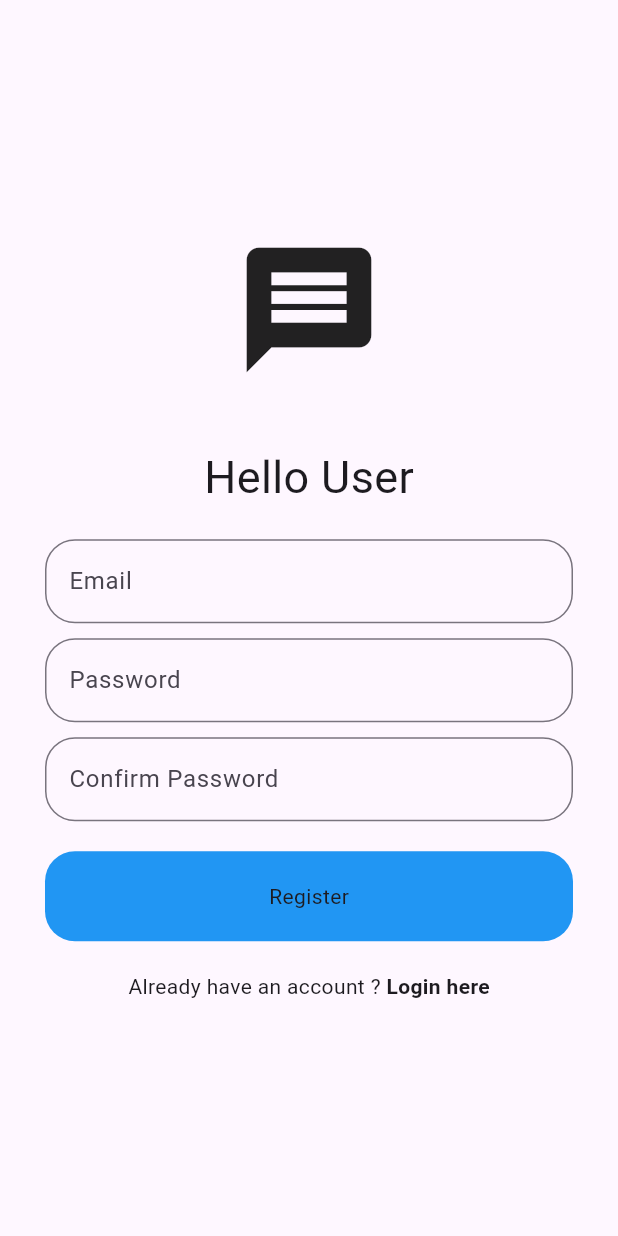
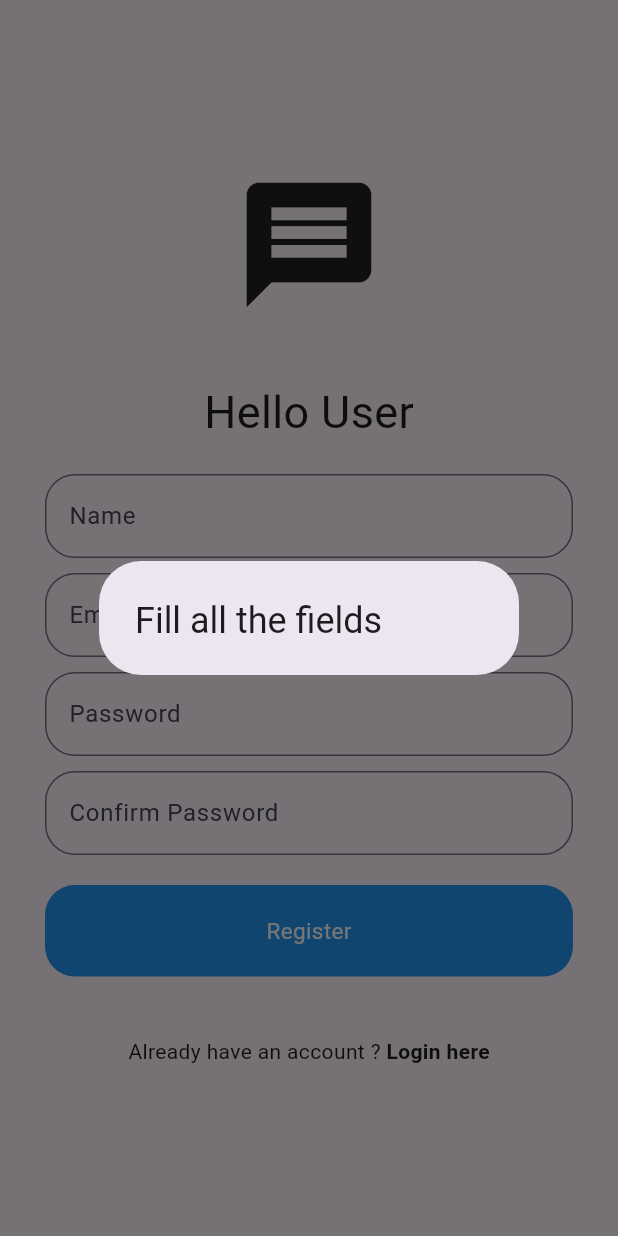
Before and after one commit to sahil-ingle/chat_app, a Flutter app: the screen it shows after launch, after a tap on "Register here", after a tap on "Register", on a phone screen of 412 x 824 dp. Run offline on Flutter 3.47's test engine with Material 3 defaults, Android fonts, the phone set to English and light mode, and no system bars; our stand-ins replace cloud_firestore, firebase_auth, firebase_core, loading_animation_widget; accounts and stored records are empty; generated files the repository leaves out were written again; network calls fail.

Commit message:
update 2

```diff
--- a/lib/components/my_button.dart
+++ b/lib/components/my_button.dart
@@ -16,7 +16,7 @@ class MyButton extends StatelessWidget {
         ),
         padding: const EdgeInsets.symmetric(vertical: 20),
         margin: const EdgeInsets.symmetric(horizontal: 30),
-        child: Center(child: Text(text)),
+        child: Center(child: Text(text, style: const TextStyle(color: Colors.white, fontSize: 15))),
 
 
       ),
--- a/lib/pages/home_page.dart
+++ b/lib/pages/home_page.dart
@@ -57,8 +57,8 @@ Widget _buildUserListItem(
   Map<String,dynamic>userData, BuildContext context
 ){
   if (userData["email"] != _authServices.getCurrentUser()!.email){
-    return UserTile(text: userData["email"], onTap: (){
-      Navigator.push(context, MaterialPageRoute(builder: (context) => ChatPage(receiverEmail: userData["email"],receiverID: userData['uid'],)),
+    return UserTile(text: userData["name"], onTap: (){
+      Navigator.push(context, MaterialPageRoute(builder: (context) => ChatPage(receiverEmail: userData["name"],receiverID: userData['uid'],)),
     );
     }
     );
--- a/lib/pages/register_page.dart
+++ b/lib/pages/register_page.dart
@@ -1,25 +1,63 @@
+import 'package:chat_app/components/my_loading_indicator.dart';
 import 'package:chat_app/services/auth/auth_service.dart';
 import 'package:chat_app/components/my_button.dart';
 import 'package:chat_app/components/my_textfield.dart';
 import 'package:flutter/material.dart';
 
-class RegisterPage extends StatelessWidget {
-  final TextEditingController _emailController = TextEditingController();
-  final TextEditingController _passwordController = TextEditingController();
-  final TextEditingController _confirmPasswordController = TextEditingController();
-
+class RegisterPage extends StatefulWidget {
   final void Function()? onTap;
 
   RegisterPage({super.key, required this.onTap});
 
-  void register(BuildContext context){
+  @override
+  State<RegisterPage> createState() => _RegisterPageState();
+}
+
+class _RegisterPageState extends State<RegisterPage> {
+  final TextEditingController _emailController = TextEditingController();
+
+  final TextEditingController _passwordController = TextEditingController();
+
+  final TextEditingController _confirmPasswordController = TextEditingController();
+
+  final TextEditingController _nameController = TextEditingController();
+
+  bool loading = false;
+
+  Future<void> register(BuildContext context) async {
+    setState(() {
+        loading = true;
+      });
       final _auth = AuthService();
+
+      if (_emailController.text.isEmpty & _passwordController.text.isEmpty & _nameController.text.isEmpty){
+          showDialog(context: context, builder: (context) =>
+            const AlertDialog(
+                title: Text(
+                  "Fill all the fields"
+                )
+              )
+          );
+          setState(() {
+        loading = false;
+      });
+
+      }else{
+
 
       //signup
       if (_passwordController.text == _confirmPasswordController.text){
         try{
-          _auth.signUpWithEmailPassword(_emailController.text, _passwordController.text);
+          await Future.wait([
+          _auth.signUpWithEmailPassword(_emailController.text, _nameController.text, _passwordController.text)
+          ]);
+          setState(() {
+        loading = false;
+      });
         }catch (e){
+          setState(() {
+        loading = false;
+      });
           showDialog(context: context, builder: (context) =>
             AlertDialog(
               title: Text(
@@ -29,6 +67,9 @@ class RegisterPage extends StatelessWidget {
             );
         }
       }else{
+        setState(() {
+        loading = false;
+      });
         showDialog(context: context, builder: (context) =>
        const AlertDialog(
         title: Text(
@@ -36,6 +77,7 @@ class RegisterPage extends StatelessWidget {
         )
        )
       );
+      }
       }
 
    }
@@ -58,6 +100,13 @@ class RegisterPage extends StatelessWidget {
 
               const SizedBox(height: 20,),
 
+              MyTextField(
+                hintText: "Name",
+                obscureText: false,
+                controller: _nameController,
+              ),
+
+              const SizedBox(height: 10,),
 
               MyTextField(
                 hintText: "Email",
@@ -82,6 +131,7 @@ class RegisterPage extends StatelessWidget {
                 controller: _confirmPasswordController,
               ),
 
+
               const SizedBox(height: 20,),
 
               MyButton(
@@ -91,12 +141,16 @@ class RegisterPage extends StatelessWidget {
 
               const SizedBox(height: 20,),
 
+              loading ? const MyLoadingIndicator() : Container(),
+
+              const SizedBox(height: 20,),
+
                Row(
                 mainAxisAlignment: MainAxisAlignment.center,
                 children: [
                 const Text("Already have an account ? "),
                 GestureDetector(
-                  onTap: onTap,
+                  onTap: widget.onTap,
                   child: const Text("Login here", style: TextStyle(fontWeight: FontWeight.bold),)
                   )
               ]),
--- a/lib/services/auth/auth_service.dart
+++ b/lib/services/auth/auth_service.dart
@@ -19,11 +19,6 @@ class AuthService{
          password: password
          );
 
-         _firestore.collection("Users").doc(userCredential.user!.uid).set({
-          'uid': userCredential.user!.uid,
-          'email': email
-         });
-
          return userCredential;
     } on FirebaseAuthException catch(e){
       throw Exception(e.code);
@@ -32,15 +27,17 @@ class AuthService{
 
   //signup
 
-  Future<UserCredential> signUpWithEmailPassword(String email, password) async {
+  Future<UserCredential> signUpWithEmailPassword(String email,name, password) async {
     try{
       UserCredential userCredential = await _auth.createUserWithEmailAndPassword(
         email: email,
-         password: password);
+         password: password
+         );
 
           _firestore.collection("Users").doc(userCredential.user!.uid).set({
           'uid': userCredential.user!.uid,
-          'email': email
+          'email': email,
+          'name': name
          });
          return userCredential;
     }on FirebaseAuthException catch(e){
--- a/pubspec.yaml
+++ b/pubspec.yaml
@@ -10,6 +10,7 @@ dependencies:
   cloud_firestore: ^4.17.3
   firebase_auth: ^4.19.5
   firebase_core: ^2.31.0
+  loading_animation_widget:
   flutter:
     sdk: flutter
 
```
Also changed, not shown: lib/components/my_loading_indicator.dart (added, +14 -0 lines), lib/pages/login_page.dart (+41 -9 lines), pubspec.lock.
